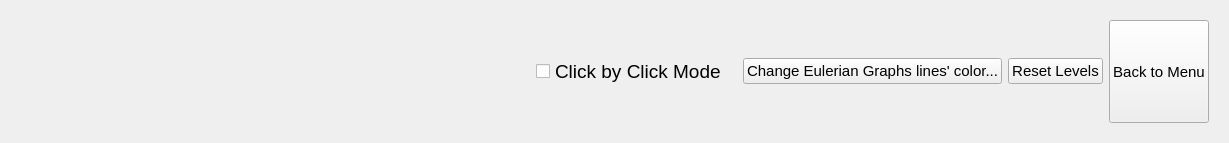
The window that widgets/eulergraphsinfoandoptionswidget.ui (AmirHammoutene/RiseOfEnigmas) describes before a commit, drawn with Qt 5.
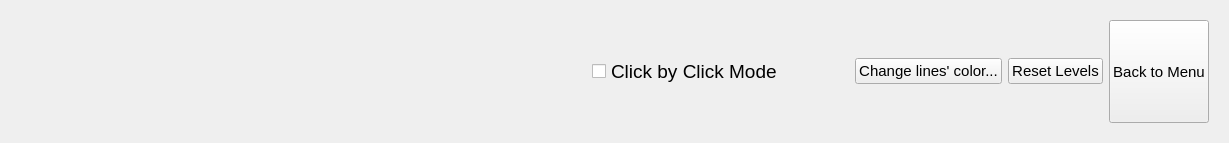
The same window after the commit.

Diff of the .ui file:
```diff
--- a/widgets/eulergraphsinfoandoptionswidget.ui
+++ b/widgets/eulergraphsinfoandoptionswidget.ui
@@ -70,7 +70,6 @@
           </property>
           <property name="font">
            <font>
-            <family>Segoe UI</family>
             <pointsize>14</pointsize>
             <bold>false</bold>
            </font>
@@ -97,12 +96,11 @@
          <widget class="QPushButton" name="EGchangeLineColorButton">
           <property name="font">
            <font>
-            <family>Segoe UI</family>
             <pointsize>11</pointsize>
            </font>
           </property>
           <property name="text">
-           <string>Change Eulerian Graphs lines' color...</string>
+           <string>Change lines' color...</string>
           </property>
          </widget>
         </item>
```
Left out of the diff: 3 changed lines with no effect on the pictures.
